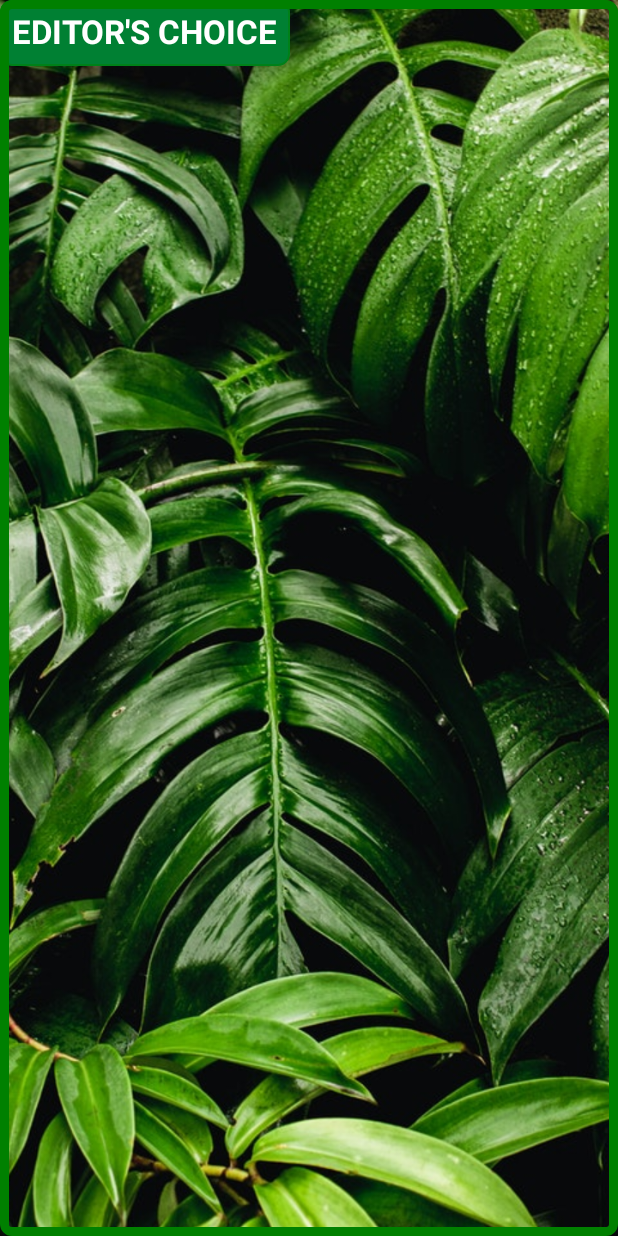
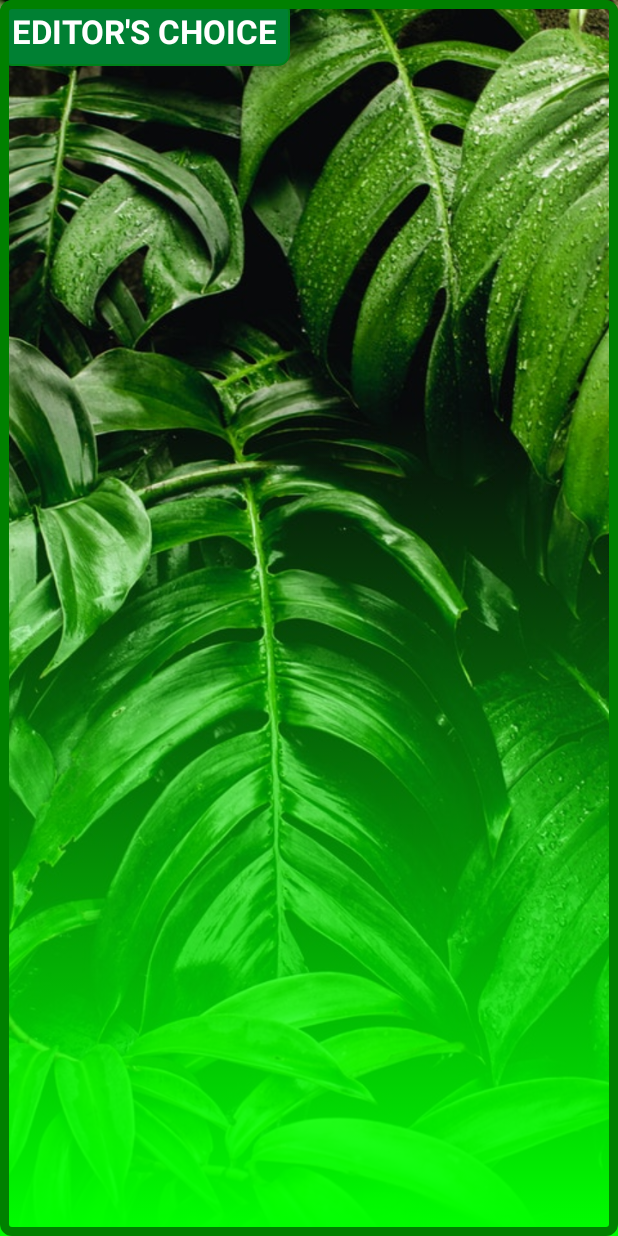
Before and after one commit to Maddaylol/ComposeLab, an Android app built with Jetpack Compose: the @Preview function PreviewFramedCardExample, on a phone screen of 412 x 824 dp. Run offline under Robolectric (Android 15) with nearby library versions, the phone set to English and light mode, and no system bars.

```diff
--- a/app/build.gradle.kts
+++ b/app/build.gradle.kts
@@ -10,7 +10,7 @@ android {
 
     defaultConfig {
         applicationId = "com.example.composelab"
-        minSdk = 24
+        minSdk = 34
         targetSdk = 36
         versionCode = 1
         versionName = "1.0"
--- a/app/src/main/java/com/example/composelab/ui/theme/component/practice/FrameElement.kt
+++ b/app/src/main/java/com/example/composelab/ui/theme/component/practice/FrameElement.kt
@@ -4,7 +4,6 @@ import androidx.compose.foundation.Image
 import androidx.compose.foundation.background
 import androidx.compose.foundation.border
 import androidx.compose.foundation.layout.Box
-import androidx.compose.foundation.layout.fillMaxHeight
 import androidx.compose.foundation.layout.fillMaxWidth
 import androidx.compose.foundation.layout.padding
 import androidx.compose.foundation.shape.RoundedCornerShape
@@ -13,10 +12,13 @@ import androidx.compose.material3.Text
 import androidx.compose.runtime.Composable
 import androidx.compose.ui.Alignment
 import androidx.compose.ui.Modifier
-import androidx.compose.ui.draw.blur
 import androidx.compose.ui.draw.clip
+import androidx.compose.ui.draw.drawWithCache
+import androidx.compose.ui.graphics.Brush
 import androidx.compose.ui.graphics.Color
+import androidx.compose.ui.graphics.ImageBitmap
 import androidx.compose.ui.layout.ContentScale
+import androidx.compose.ui.res.imageResource
 import androidx.compose.ui.res.painterResource
 import androidx.compose.ui.text.font.FontWeight
 import androidx.compose.ui.tooling.preview.Preview
@@ -25,20 +27,34 @@ import com.example.composelab.R
 
 @Composable
 fun AppItemCardFrame(modifier: Modifier = Modifier, backgroundImg: Int) {
+    // Load the background once
+    val bitmap = ImageBitmap.imageResource(id = backgroundImg)
+
     Box(
         modifier = modifier
             .border(
                 width = 6.dp,
                 color = Color.Green.copy(green = 0.5f),
                 shape = RoundedCornerShape(8.dp)
-            ),
-        contentAlignment = Alignment.TopStart
+            )
     ) {
         Image(
             painter = painterResource(backgroundImg),
             contentDescription = null,
-            modifier = Modifier.fillMaxWidth(),
-            contentScale = ContentScale.Crop
+            contentScale = ContentScale.Crop,
+            modifier = Modifier.fillMaxWidth()
+                .fillMaxWidth()
+                .drawWithCache {
+                    val gradient = Brush.verticalGradient(
+                        colors = listOf(Color.Transparent, Color.Green),
+                        startY = size.height / 3f,
+                        endY = size.height
+                    )
+                    onDrawWithContent {
+                        drawContent()
+                        drawRect(gradient)
+                    }
+                }
         )
         Text(
             text = "EDITOR'S CHOICE",
@@ -47,8 +63,8 @@ fun AppItemCardFrame(modifier: Modifier = Modifier, backgroundImg: Int) {
             ),
             color = Color.White,
             modifier = Modifier
-                .clip(RoundedCornerShape(8.dp))// Add padding around the frame
-                .border( // Add a border to create the frame effect
+                .clip(RoundedCornerShape(8.dp))
+                .border(
                     width = 1.dp,
                     color = Color.Green.copy(alpha = 0.5f, green = 0.5f),
                     shape = RoundedCornerShape(8.dp)
@@ -60,17 +76,10 @@ fun AppItemCardFrame(modifier: Modifier = Modifier, backgroundImg: Int) {
                 .padding(8.dp)
         )
 
-        Box(
-            modifier = Modifier
-                .fillMaxWidth()
-                .fillMaxHeight(0.5f)
-                .align(Alignment.BottomCenter)
-                .blur(15.dp)
-        )
     }
 }
 
-@Preview(showBackground = true, widthDp = 400, heightDp = 250)
+@Preview(widthDp = 400, heightDp = 550)
 @Composable
 fun PreviewFramedCardExample() {
     AppItemCardFrame(backgroundImg = R.drawable.fc2_nature_meditations)
```
